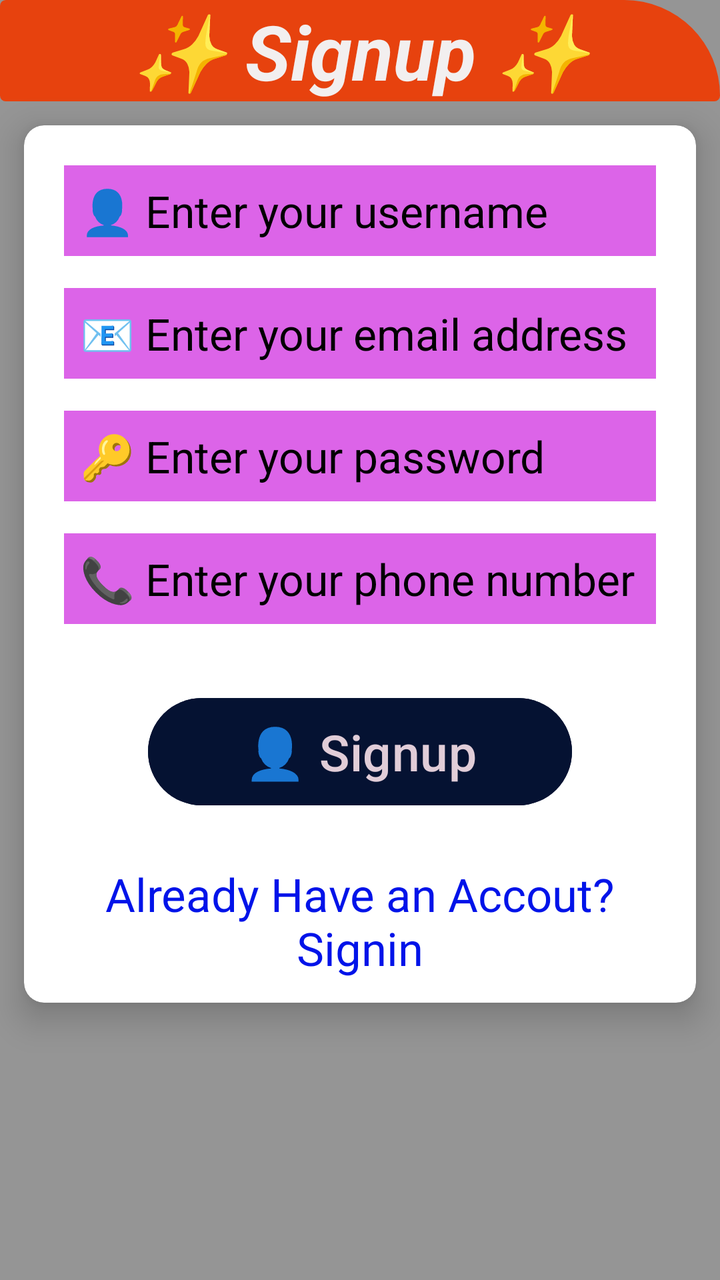
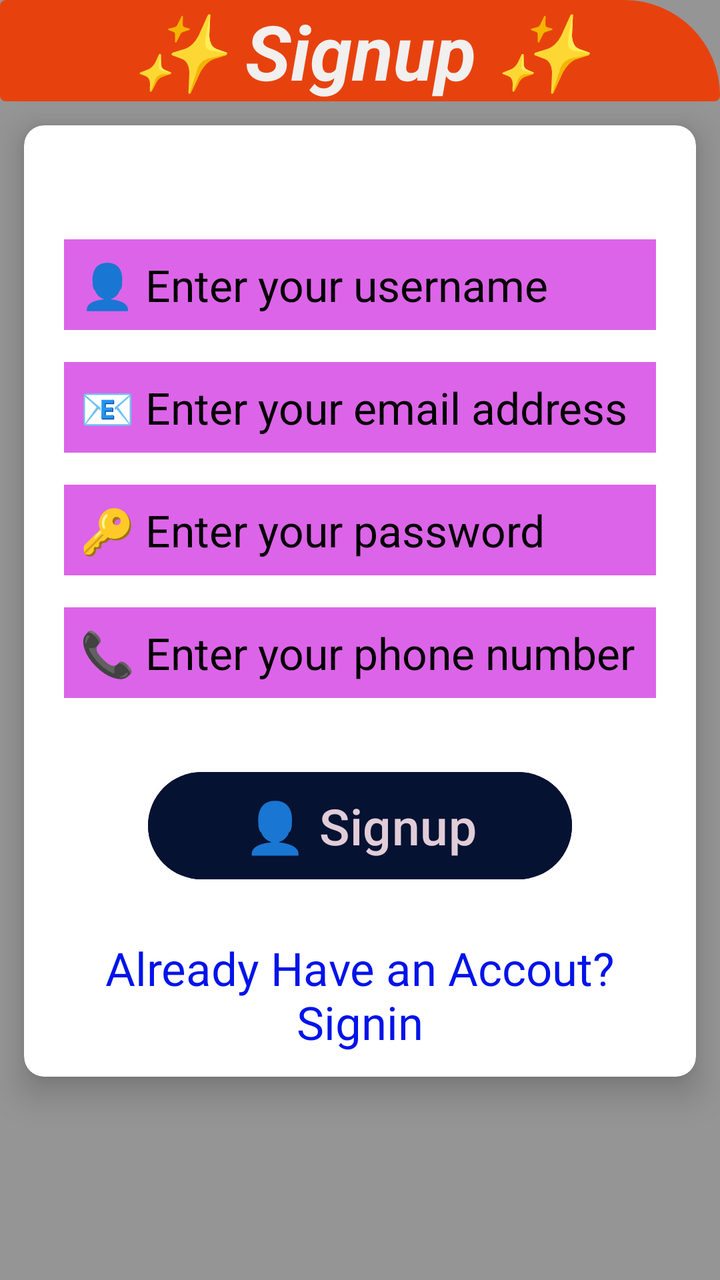

The first picture is an Android layout as it rendered before a commit; the second is the same layout after the commit. The layout source and the unified diff follow.
<!-- AndroidManifest.xml: application theme Theme.Sokogarden -->
<!-- res/layout/activity_signup.xml -->
<?xml version="1.0" encoding="utf-8"?>
<LinearLayout xmlns:android="http://schemas.android.com/apk/res/android"
    xmlns:app="http://schemas.android.com/apk/res-auto"
    xmlns:tools="http://schemas.android.com/tools"
    android:id="@+id/main"
    android:layout_width="match_parent"
    android:layout_height="match_parent"
    android:orientation="vertical"
    tools:context=".Signup"
    android:background="#959595">

    <TextView
        android:layout_width="match_parent"
        android:layout_height="wrap_content"
        android:text="✨ Signup ✨"
        android:textSize="38sp"
        android:textAlignment="center"
        android:textStyle="bold|italic"
        android:background="@drawable/shape"
        android:textColor="#F2EFEF"/>


    <androidx.cardview.widget.CardView
        android:layout_width="match_parent"
        android:layout_height="wrap_content"
        app:cardCornerRadius="10dp"
        app:cardElevation="10dp"
        android:layout_margin="12dp">

        <LinearLayout
            android:layout_width="match_parent"
            android:layout_height="match_parent"
            android:orientation="vertical"
            android:padding="12dp">


            <EditText
                android:layout_width="match_parent"
                android:layout_height="wrap_content"
                android:hint="👤 Enter your username"
                android:textColorHint="#000"
                android:textSize="22sp"
                android:textColor="#000"
                android:id="@+id/username"
                android:layout_margin="8dp"
                android:background="#DC64E8"
                android:padding="8dp"/>

            
            <EditText
                android:layout_width="match_parent"
                android:layout_height="wrap_content"
                android:hint="📧 Enter your email address"
                android:textColorHint="#000"
                android:textSize="22sp"
                android:textColor="#000"
                android:id="@+id/email"
                android:layout_margin="8dp"
                android:background="#DC64E8"
                android:inputType="textEmailAddress"
                android:padding="8dp"/>

            
            <EditText
                android:layout_width="match_parent"
                android:layout_height="wrap_content"
                android:hint="🔑 Enter your password"
                android:textColorHint="#000"
                android:textSize="22sp"
                android:textColor="#000"
                android:id="@+id/password"
                android:layout_margin="8dp"
                android:background="#DC64E8"
                android:inputType="textPassword"
                android:padding="8dp"/>

            
            <EditText
                android:layout_width="match_parent"
                android:layout_height="wrap_content"
                android:hint="📞 Enter your phone number"
                android:textColorHint="#000"
                android:textSize="22sp"
                android:textColor="#000"
                android:id="@+id/phone"
                android:layout_margin="8dp"
                android:background="#DC64E8"
                android:inputType="number"
                android:padding="8dp"/>


            <Button
                android:layout_width="match_parent"
                android:layout_height="wrap_content"
                android:text="👤 Signup"
                android:textSize="25sp"
                android:padding="10dp"
                android:layout_marginLeft="50dp"
                android:layout_marginRight="50dp"
                android:layout_marginTop="25dp"
                android:textColor="#E1CDD8"
                android:backgroundTint="#051232"
                android:id="@+id/signupBtn" />

            <TextView
                android:layout_width="match_parent"
                android:layout_height="wrap_content"
                android:text="Already Have an Accout? Signin"
                android:textAlignment="center"
                android:textSize="23sp"
                android:layout_marginTop="25dp"
                android:textColor="#0013e9"
                android:id="@+id/signintxt" />

        </LinearLayout>

    </androidx.cardview.widget.CardView>

</LinearLayout>
<!-- resources referenced by this layout -->
<resources>
  <!-- drawable shape (drawable) -->
  <?xml version="1.0" encoding="utf-8"?>
  <shape xmlns:android="http://schemas.android.com/apk/res/android">
      <solid
          android:color="#E7420E"/>
      <corners
          android:topRightRadius="500dp"
          android:radius="30dp"
  
          />
  </shape>
  <style name="Theme.Sokogarden" parent="Base.Theme.Sokogarden" />
  <style name="Base.Theme.Sokogarden" parent="Theme.Material3.DayNight.NoActionBar">
          
          
      </style>
</resources>

<!-- the commit's change to res/layout/activity_signup.xml (unified diff, before → after) -->
@@ -33,7 +33,18 @@
             android:orientation="vertical"
             android:padding="12dp">
 
+            <TextView
+                android:id="@+id/responseTxt"
+                android:layout_width="match_parent"
+                android:layout_height="wrap_content"
+                android:text=""
+                android:textStyle="bold"
+                android:textSize="20sp"
+                android:textColor="#02E90A"
+                android:layout_marginTop="10dp"
+                android:textAlignment="center"/>
 
+            
             <EditText
                 android:layout_width="match_parent"
                 android:layout_height="wrap_content"
